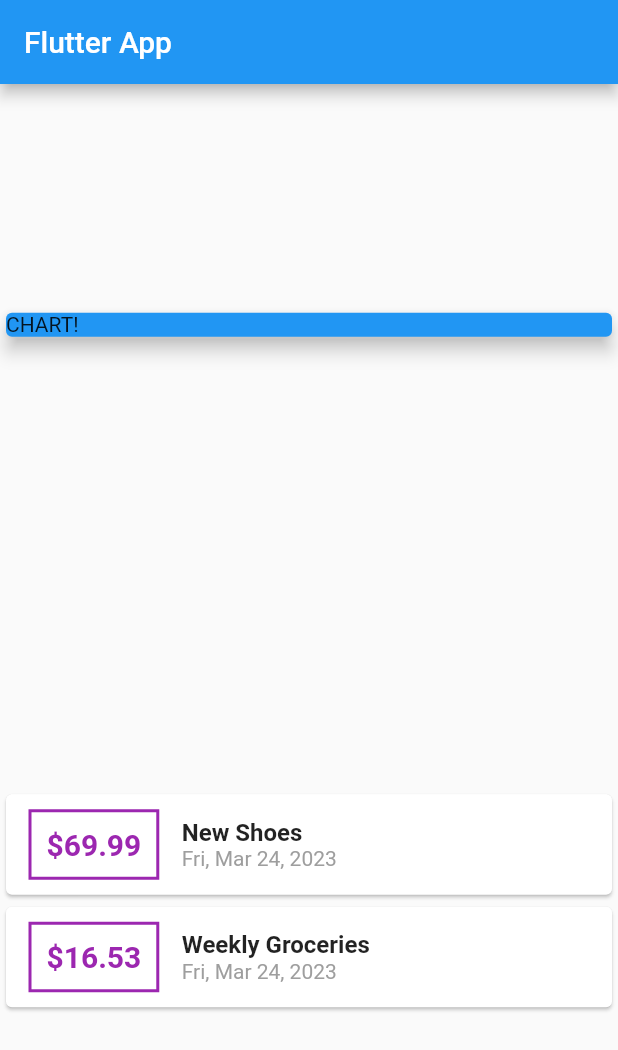
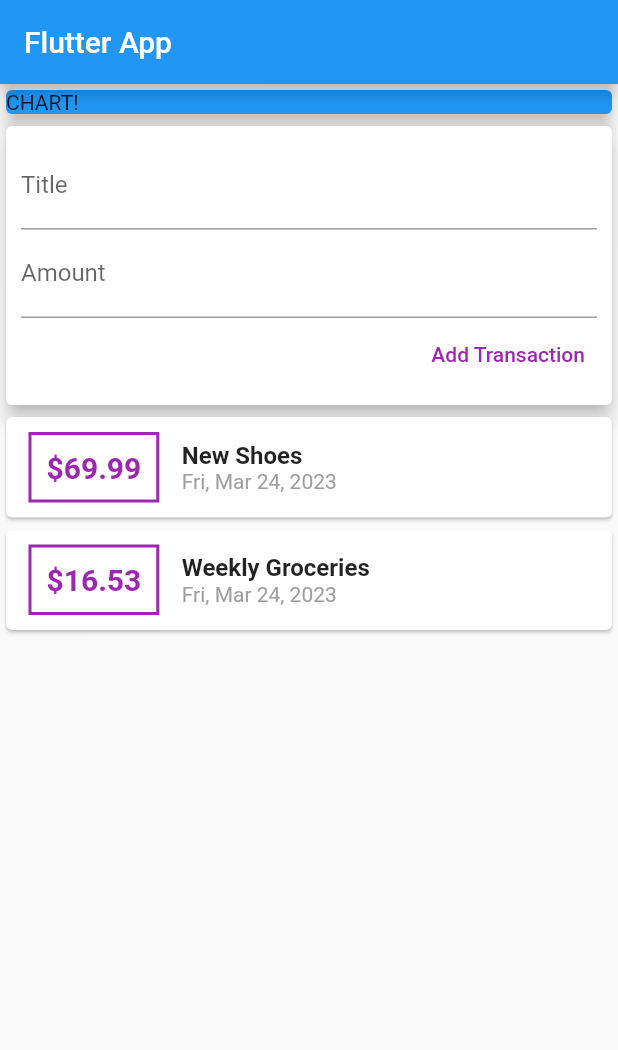
Before and after one commit to Highbeekhay/second_project, a Flutter app: the screen it shows after launch, on a phone screen of 412 x 824 dp. Shown: the top 1050 px of the screen. Run offline on Flutter 3.47's test engine with Material 2 defaults, Android fonts, the phone set to English and light mode, and no system bars.

Commit message:
transaction two

```diff
--- a/lib/main.dart
+++ b/lib/main.dart
@@ -32,6 +32,10 @@ class MyHomePage extends StatelessWidget {
       date: DateTime.now(),
     ),
   ];
+  //String titleInput;
+  //String amountInput;
+  final titleController = TextEditingController();
+  final amountController = TextEditingController();
 
   @override
   Widget build(BuildContext context) {
@@ -40,7 +44,7 @@ class MyHomePage extends StatelessWidget {
         title: Text('Flutter App'),
       ),
       body: Column(
-        mainAxisAlignment: MainAxisAlignment.spaceAround,
+        mainAxisAlignment: MainAxisAlignment.start,
         children: [
           Container(
             width: double.infinity,
@@ -48,6 +52,44 @@ class MyHomePage extends StatelessWidget {
               color: Colors.blue,
               child: Text("CHART!"),
               elevation: 5,
+            ),
+          ),
+          Card(
+            elevation: 5,
+            child: Container(
+              padding: EdgeInsets.all(10),
+              child: Column(
+                crossAxisAlignment: CrossAxisAlignment.end,
+                children: [
+                  TextField(
+                    decoration: InputDecoration(
+                      labelText: 'Title',
+                    ),
+                    controller: titleController,
+                    //onChanged: (val) {
+                    //titleInput = val;
+                    //},
+                  ),
+                  TextField(
+                    decoration: InputDecoration(
+                      labelText: 'Amount',
+                    ),
+                    controller: amountController,
+                    //onChanged: (val) => amountInput = val,
+                  ),
+                  TextButton(
+                    onPressed: () {
+                      print(titleController.text);
+                    },
+                    child: Text(
+                      'Add Transaction',
+                      style: TextStyle(
+                        color: Colors.purple,
+                      ),
+                    ),
+                  ),
+                ],
+              ),
             ),
           ),
           Column(
```
